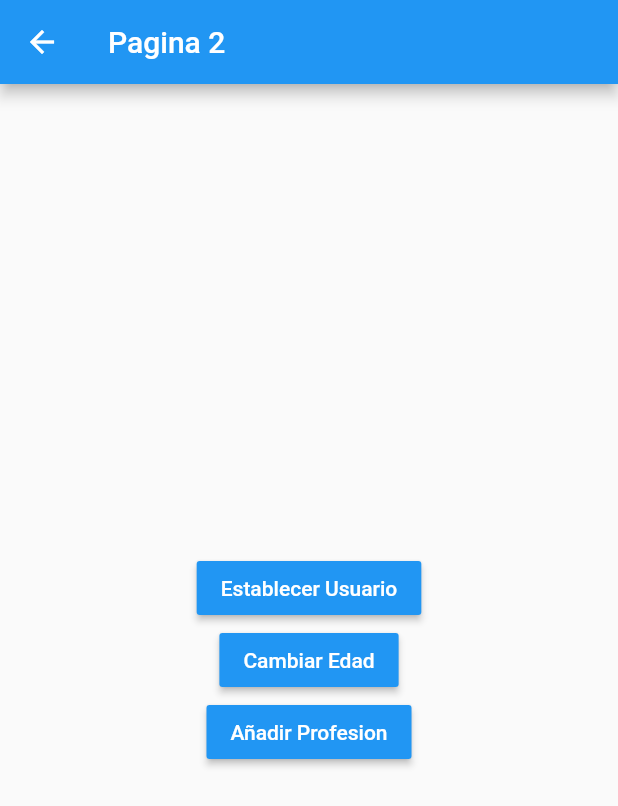
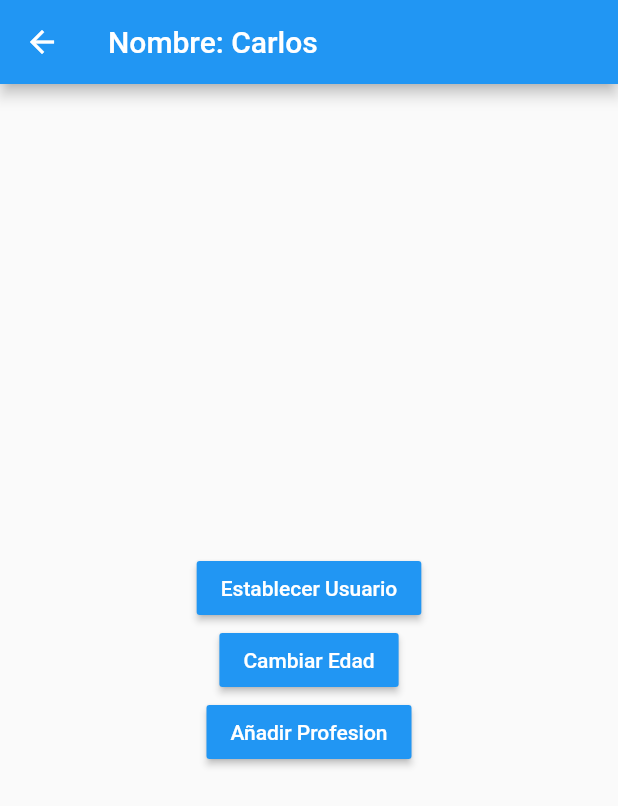
Before and after one commit to juancarlosrm/flutterEstados, a Flutter app: the Pagina2Page screen opened by its route, after a tap on "Establecer Usuario", on a phone screen of 412 x 824 dp. Shown: the top 806 px of the screen. Run offline on Flutter 3.47's test engine with Material 2 defaults, Android fonts, the phone set to English and light mode, and no system bars; accounts and stored records are empty.

Commit message:
fin singleton

```diff
--- a/lib/models/usuario.dart
+++ b/lib/models/usuario.dart
@@ -1,10 +1,11 @@
 
 
 class Usuario {
-  String nombre;
-  int edad;
-  List<String> profesiones;
+  String? nombre;
+  int? edad;
+  List<String>? profesiones;
 
-  Usuario({required this.nombre, required this.edad, required this.profesiones});
+  Usuario({required this.nombre, required this.edad, required this.profesiones})
+      : assert (nombre != null);
 
 }
--- a/lib/pages/pagina1_page.dart
+++ b/lib/pages/pagina1_page.dart
@@ -1,4 +1,6 @@
 import 'package:flutter/material.dart';
+import 'package:flutter_singleton/models/usuario.dart';
+import 'package:flutter_singleton/services/usuario_service.dart';
 
 class Pagina1Page extends StatelessWidget {
   const Pagina1Page({Key? key}) : super(key: key);
@@ -9,7 +11,16 @@ class Pagina1Page extends StatelessWidget {
       appBar: AppBar(
         title: const Text('Pagina 1'),
       ),
-      body: const InformacionUsuario(),
+      body: StreamBuilder<Usuario>(
+        stream: usuarioSevice.usuarioStream,
+        builder: (BuildContext context, AsyncSnapshot<Usuario> snapshot){
+
+          return snapshot.hasData
+              ?  InformacionUsuario(snapshot.data!)
+              : const Center(child: Text('No hay informacion del usuario'));
+
+        },
+      ),
       floatingActionButton: FloatingActionButton(
         child: const Icon(Icons.send),
         onPressed: () => Navigator.pushNamed(context, 'pagina2'),
@@ -19,7 +30,8 @@ class Pagina1Page extends StatelessWidget {
 }
 
 class InformacionUsuario extends StatelessWidget {
-  const InformacionUsuario({Key? key}) : super(key: key);
+  final Usuario usuario;
+  const InformacionUsuario(this.usuario);
 
   @override
   Widget build(BuildContext context) {
@@ -29,37 +41,37 @@ class InformacionUsuario extends StatelessWidget {
       padding: const EdgeInsets.all(20),
       child: Column(
         crossAxisAlignment: CrossAxisAlignment.start,
-        children: const [
-          Text('General',
+        children:  [
+          const Text('General',
             style: TextStyle(
                 fontSize: 18,
                 fontWeight: FontWeight.bold
             ),
           ),
-          Divider(),
+          const Divider(),
 
           ListTile(
-            title: Text('Nombre: '),
+            title: Text('Nombre: ${usuario.nombre}'),
           ),
           ListTile(
-            title: Text('Edad: '),
+            title: Text('Edad: ${usuario.edad}'),
           ),
 
-          Text('Profesiones',
+          const Text('Profesiones',
             style: TextStyle(
                 fontSize: 18,
                 fontWeight: FontWeight.bold
             ),
           ),
-          Divider(),
+          const Divider(),
 
-          ListTile(
+          const ListTile(
             title: Text('Profesiones 1 '),
           ),
-          ListTile(
+          const ListTile(
             title: Text('Profesiones 2 '),
           ),
-          ListTile(
+          const ListTile(
             title: Text('Profesiones 3 '),
           ),
 
--- a/lib/pages/pagina2_page.dart
+++ b/lib/pages/pagina2_page.dart
@@ -1,4 +1,6 @@
 import 'package:flutter/material.dart';
+import 'package:flutter_singleton/models/usuario.dart';
+import 'package:flutter_singleton/services/usuario_service.dart';
 
 class Pagina2Page extends StatelessWidget {
   const Pagina2Page({Key? key}) : super(key: key);
@@ -7,7 +9,15 @@ class Pagina2Page extends StatelessWidget {
   Widget build(BuildContext context) {
     return Scaffold(
       appBar: AppBar(
-        title: const Text('Pagina 2'),
+        title: StreamBuilder<Usuario>(
+          stream: usuarioSevice.usuarioStream,
+          builder: (BuildContext context, AsyncSnapshot<Usuario> snapshot) {
+            return snapshot.hasData
+                ? Text('Nombre: ${snapshot.data!.nombre!}')
+                : const Text('Pagina 2');
+
+          }
+        ),
       ),
       body: Center(
         child: Column(
@@ -15,7 +25,14 @@ class Pagina2Page extends StatelessWidget {
           children: [
 
             MaterialButton(
-                onPressed: (){},
+                onPressed: (){
+                  final nuevoUsuario = Usuario(
+                      nombre: 'Carlos',
+                      edad: 25,
+                      profesiones: []
+                  );
+                  usuarioSevice.cargarUsuario(nuevoUsuario);
+                },
                 color: Colors.blue,
                 child: const Text('Establecer Usuario',
                   style: TextStyle(
@@ -25,7 +42,9 @@ class Pagina2Page extends StatelessWidget {
             ),
 
             MaterialButton(
-              onPressed: (){},
+              onPressed: (){
+                usuarioSevice.cambiarEdad(20);
+              },
               color: Colors.blue,
               child: const Text('Cambiar Edad',
                 style: TextStyle(
--- a/lib/services/usuario_service.dart
+++ b/lib/services/usuario_service.dart
@@ -0,0 +1,32 @@
+import 'dart:async';
+
+import 'package:flutter_singleton/models/usuario.dart';
+
+class _UsuarioServicec{
+
+  Usuario? _usuario;
+
+  final StreamController<Usuario> _usuarioStreamController = StreamController<Usuario>.broadcast();
+
+  Usuario get usuario => _usuario!;
+  bool get existeUsuario => (_usuario != null ? true : false);
+
+  Stream<Usuario> get usuarioStream => _usuarioStreamController.stream;
+
+  void cargarUsuario(Usuario user){
+    _usuario = user;
+    _usuarioStreamController.add(user);
+  }
+
+  void cambiarEdad(int edad){
+    _usuario!.edad = edad;
+    _usuarioStreamController.add(_usuario!);
+  }
+
+  dispose(){
+    _usuarioStreamController.close();
+  }
+
+}
+
+final usuarioSevice = _UsuarioServicec();
```
